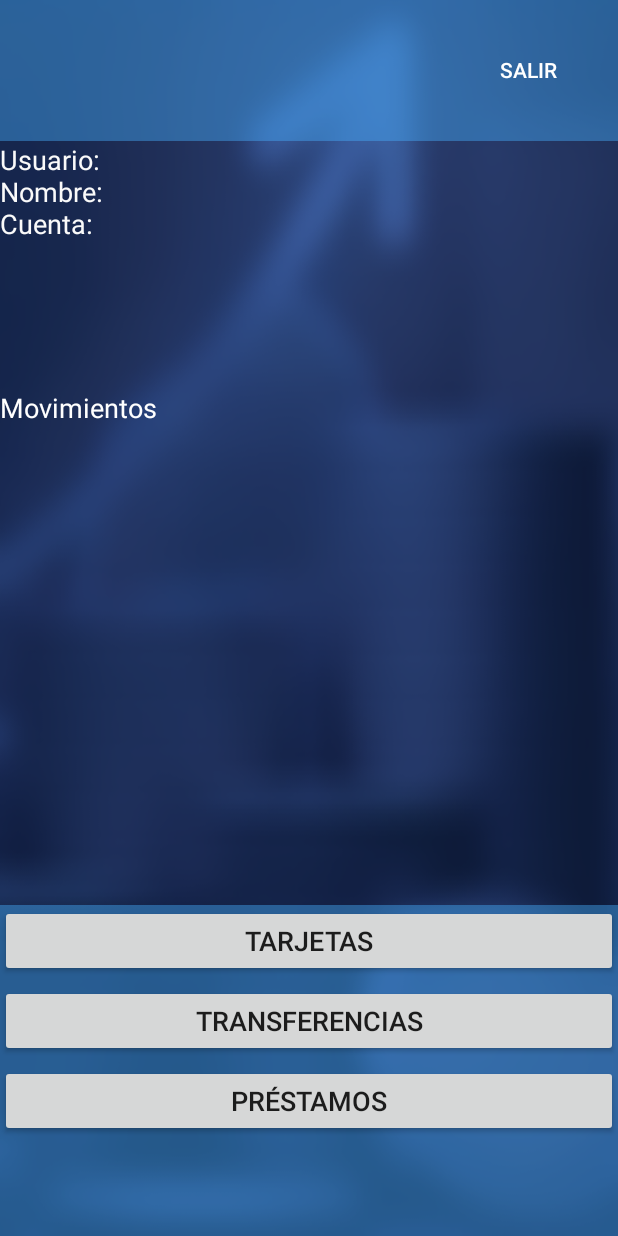
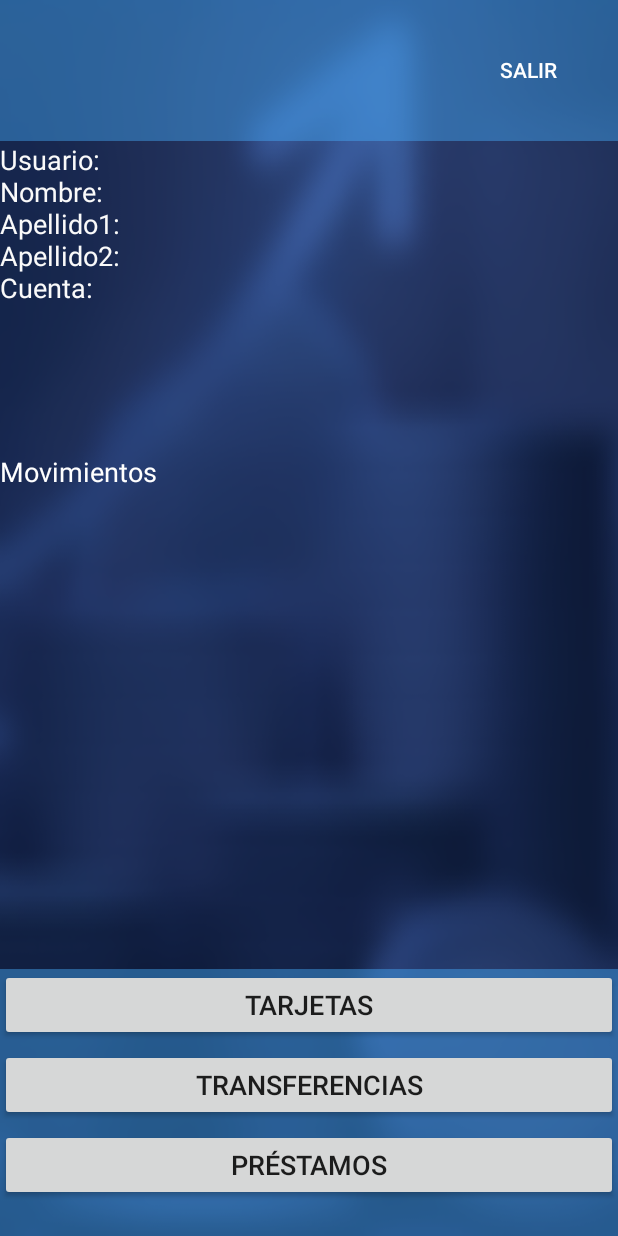
Before and after one commit to jungianca6/Proyectos_Bases, an Android app built with Jetpack Compose: the CuentasActivity screen opened directly, with no data from a screen before it, on a phone screen of 412 x 824 dp. Run offline under Robolectric (Android 15) with nearby library versions, the phone set to English and light mode, and no system bars.

Commit message:
arreglos en transferencia
para que detecte nombres y apellidos de cuenta

```diff
--- a/app/src/main/java/com/example/tecbank/CuentasActivity.kt
+++ b/app/src/main/java/com/example/tecbank/CuentasActivity.kt
@@ -30,14 +30,21 @@ class CuentasActivity : ComponentActivity() {
         val prestamosButton: Button = findViewById(R.id.prestamos_button)
 
         val nombre = intent.getStringExtra("nombre") ?: ""
+        val apellido1 = intent.getStringExtra("apellido1") ?: ""
+        val apellido2 = intent.getStringExtra("apellido2") ?: ""
         val usuario = intent.getStringExtra("usuario") ?: ""
         val numeroCuenta = intent.getStringExtra("numeroCuenta") ?: ""
 
-        textoView.text = "Usuario: $usuario\nNombre: $nombre\nCuenta: $numeroCuenta"
+        textoView.text =
+            "Usuario: $usuario\nNombre: $nombre\nApellido1: $apellido1\n" +
+                    "Apellido2: $apellido2\nCuenta: $numeroCuenta"
 
 
         transferenciaButton.setOnClickListener {
             val intent = Intent(this, TransferenciaActivity::class.java)
+            intent.putExtra("nombre", nombre)
+            intent.putExtra("apellido1", apellido1)
+            intent.putExtra("apellido2", apellido2)
             intent.putExtra("numeroCuenta", numeroCuenta)
             startActivity(intent)
         }
--- a/app/src/main/java/com/example/tecbank/MainActivity.kt
+++ b/app/src/main/java/com/example/tecbank/MainActivity.kt
@@ -95,6 +95,8 @@ class MainActivity : ComponentActivity() {
                                     val intent =
                                         Intent(this@MainActivity, CuentasActivity::class.java).apply{
                                             putExtra("nombre", usuarioActual.getString("nombre"))
+                                            putExtra("apellido1", usuarioActual.getString("apellido1"))
+                                            putExtra("apellido2", usuarioActual.getString("apellido2"))
                                             putExtra("usuario", usuarioActual.getString("usuario"))
                                             putExtra("numeroCuenta", cuentaActual.getString("numeroDeCuenta"))
                                         }
```
Also changed, not shown: app/src/main/java/com/example/tecbank/TransferenciaActivity.kt (+9 -5 lines).
